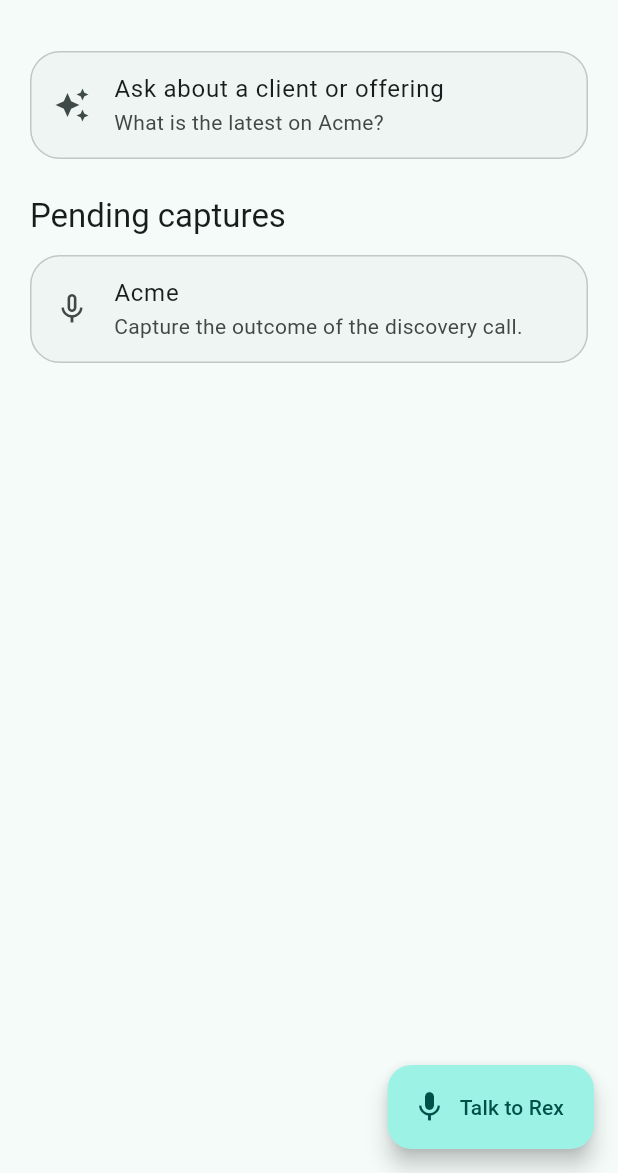
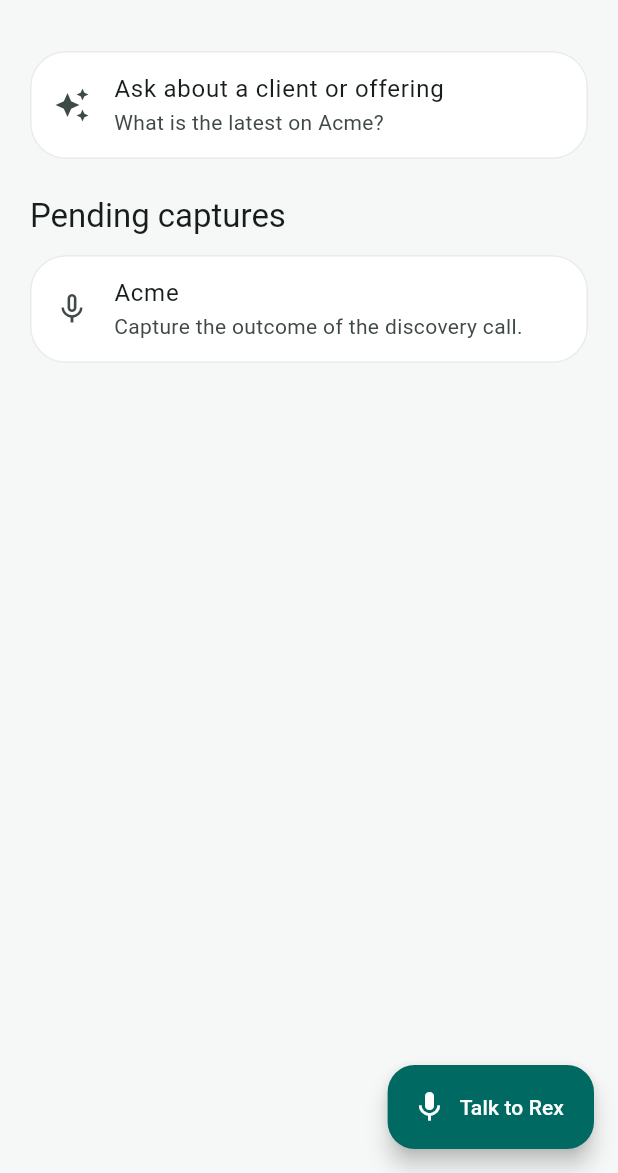
Before and after one commit to savinpadencherry/Focuschainlabs_mobile, a Flutter app: the screen it shows after launch, on a phone screen of 412 x 824 dp, the part 63-1236 px from its top. Run offline on Flutter 3.47's test engine with Material 3 defaults, Android fonts, the phone set to English and light mode, and no system bars; our stand-ins replace bloc, equatable, flutter_bloc, get_it.

Commit message:
feat: refine Mr Rex visual theme

```diff
--- a/lib/theme/theme.dart
+++ b/lib/theme/theme.dart
@@ -6,25 +6,46 @@ abstract final class AppTheme {
   static ThemeData get light {
     final ColorScheme colors = ColorScheme.fromSeed(
       seedColor: ConstantVars.mainTheme,
+      brightness: Brightness.light,
     );
 
     return ThemeData(
       useMaterial3: true,
       colorScheme: colors,
-      scaffoldBackgroundColor: colors.surface,
+      scaffoldBackgroundColor: const Color(0xFFF6F8F7),
+      appBarTheme: const AppBarTheme(
+        backgroundColor: Colors.transparent,
+        elevation: 0,
+        scrolledUnderElevation: 0,
+        centerTitle: false,
+      ),
       cardTheme: CardThemeData(
         elevation: 0,
         margin: EdgeInsets.zero,
+        color: Colors.white,
         shape: RoundedRectangleBorder(
-          borderRadius: BorderRadius.circular(20),
-          side: BorderSide(color: colors.outlineVariant),
+          borderRadius: BorderRadius.circular(24),
+          side: const BorderSide(color: Color(0xFFE7ECEA)),
         ),
       ),
       inputDecorationTheme: InputDecorationTheme(
         filled: true,
+        fillColor: Colors.white,
+        contentPadding: const EdgeInsets.symmetric(horizontal: 18, vertical: 18),
         border: OutlineInputBorder(
-          borderRadius: BorderRadius.circular(18),
+          borderRadius: BorderRadius.circular(20),
           borderSide: BorderSide.none,
+        ),
+      ),
+      floatingActionButtonTheme: FloatingActionButtonThemeData(
+        backgroundColor: colors.primary,
+        foregroundColor: colors.onPrimary,
+        shape: RoundedRectangleBorder(borderRadius: BorderRadius.circular(18)),
+      ),
+      filledButtonTheme: FilledButtonThemeData(
+        style: FilledButton.styleFrom(
+          minimumSize: const Size(0, 52),
+          shape: RoundedRectangleBorder(borderRadius: BorderRadius.circular(16)),
         ),
       ),
     );
```
